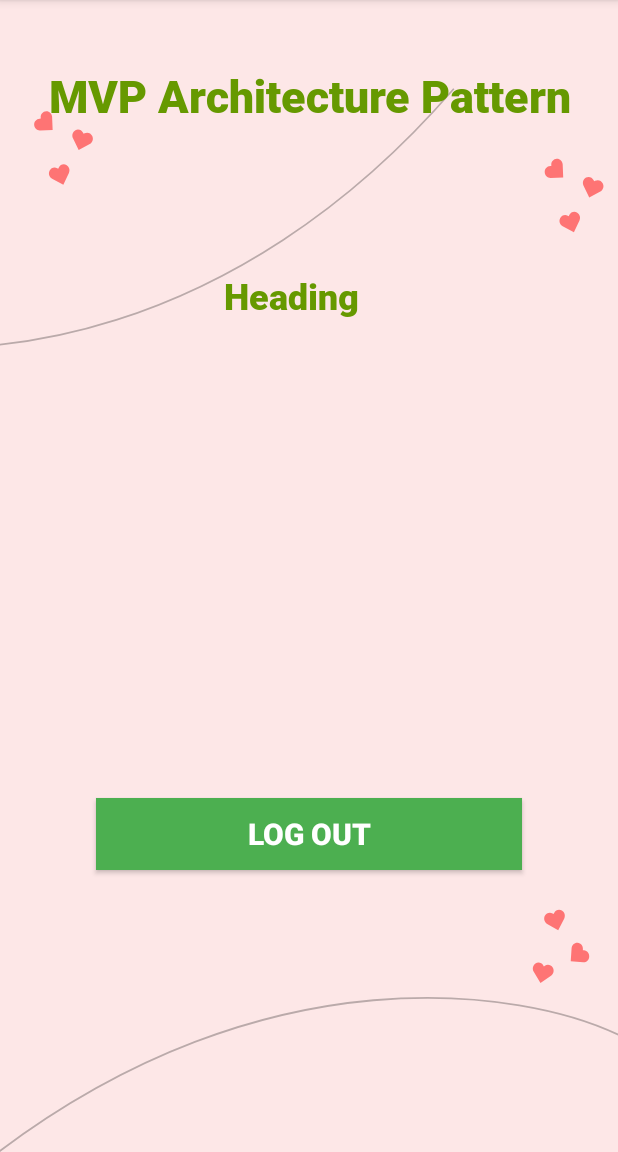
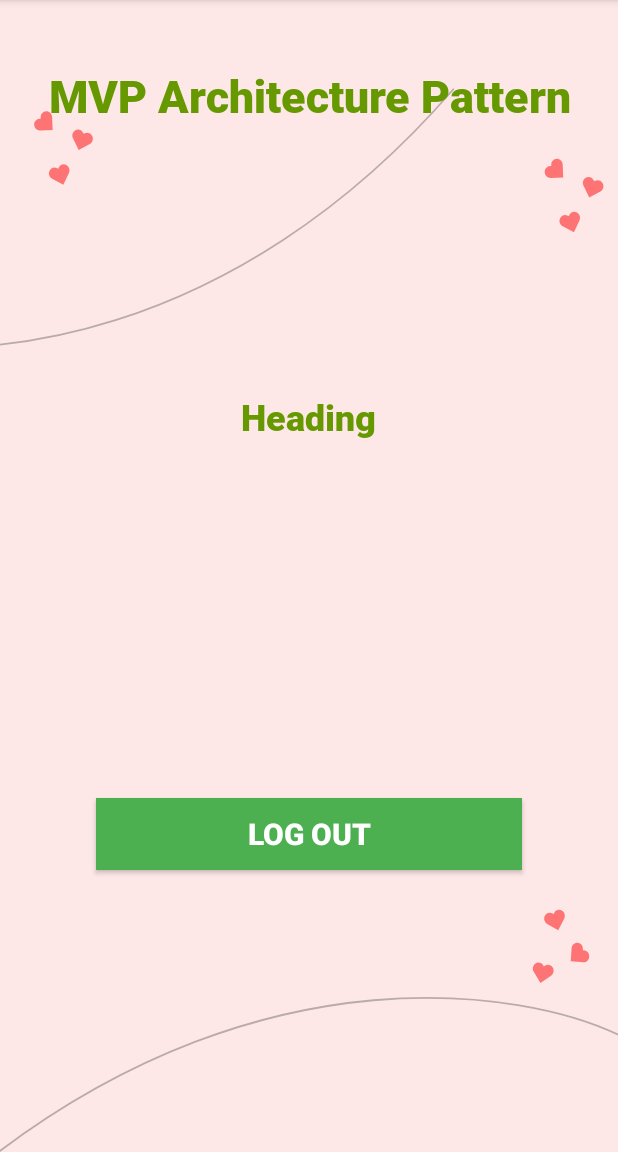
Before and after one commit to hiepchau/SE114_HealthCareApplication, an Android app: the screen it shows after launch once a user with an empty profile is signed in (HomeActivity), on a phone screen of 412 x 824 dp, the part 84-1236 px from its top. Run offline under Robolectric (Android 15) with nearby library versions, the phone set to English and light mode, and no system bars; our stand-ins replace Firebase (no records; nobody signed in at launch, a user with empty details on screens opened directly).

Commit message:
Update step counter

```diff
--- a/app/src/main/AndroidManifest.xml
+++ b/app/src/main/AndroidManifest.xml
@@ -23,5 +23,5 @@
                 android:exported="true">
         </activity>
     </application>
-
+    <uses-permission android:name="android.permission.ACTIVITY_RECOGNITION"/>
 </manifest>
--- a/app/src/main/java/com/example/se114_healthcareapplication/HomeActivity.java
+++ b/app/src/main/java/com/example/se114_healthcareapplication/HomeActivity.java
@@ -1,17 +1,24 @@
 package com.example.se114_healthcareapplication;
 
+import android.content.Context;
 import android.content.Intent;
+import android.hardware.Sensor;
+import android.hardware.SensorEvent;
+import android.hardware.SensorEventListener;
+import android.hardware.SensorManager;
 import android.view.View;
 import android.widget.Button;
 import android.widget.TextView;
+import android.widget.Toast;
 import androidx.appcompat.app.AppCompatActivity;
 import android.os.Bundle;
 import com.google.firebase.auth.FirebaseAuth;
+import org.w3c.dom.Text;
 
-public class HomeActivity extends AppCompatActivity  {
+public class HomeActivity extends AppCompatActivity implements SensorEventListener {
 
-
-
+    private SensorManager sensorManager;
+    TextView textView1;
     @Override
     protected void onCreate(Bundle savedInstanceState) {
         super.onCreate(savedInstanceState);
@@ -19,6 +26,8 @@ public class HomeActivity extends AppCompatActivity  {
 
         Button btn = findViewById(R.id.button);
         TextView textView = findViewById(R.id.textView);
+        textView1 = findViewById(R.id.textView2);
+        sensorManager = (SensorManager) getSystemService(Context.SENSOR_SERVICE);
         btn.setOnClickListener(new View.OnClickListener() {
             @Override
             public void onClick(View view) {
@@ -30,4 +39,26 @@ public class HomeActivity extends AppCompatActivity  {
         textView.setText(FirebaseAuth.getInstance().getCurrentUser().getEmail());
     }
 
+    @Override
+    protected void onResume() {
+        super.onResume();
+        Sensor stepCounter = sensorManager.getDefaultSensor(Sensor.TYPE_STEP_COUNTER);
+        if(stepCounter == null){
+            Toast.makeText(this,"No senesor found",Toast.LENGTH_SHORT).show();
+        }
+        else {
+            sensorManager.registerListener(this,stepCounter,SensorManager.SENSOR_DELAY_UI);
+        }
+    }
+
+    @Override
+    public void onSensorChanged(SensorEvent sensorEvent) {
+        int count = (int) sensorEvent.values[0];
+        textView1.setText(count);
+    }
+
+    @Override
+    public void onAccuracyChanged(Sensor sensor, int i) {
+
+    }
 }
--- a/app/src/main/java/com/example/se114_healthcareapplication/presenter/AuthenticatePresenter.java
+++ b/app/src/main/java/com/example/se114_healthcareapplication/presenter/AuthenticatePresenter.java
@@ -200,7 +200,7 @@ public class AuthenticatePresenter extends PresenterBase implements IPresenter {
             if(auth.getCurrentUser().isEmailVerified()) {
                 Intent intent = new Intent(_view.getAppActivity(), HomeActivity.class);
                 intent.putExtra("session", auth.getCurrentUser().getUid());
-                Toast.makeText(_view.getAppActivity(), "Login successfully", Toast.LENGTH_SHORT).show();
+
                 _view.StartNewActivity(intent);
                 _view.getAppActivity().finish();
             }
--- a/app/src/main/res/layout/activity_home.xml
+++ b/app/src/main/res/layout/activity_home.xml
@@ -41,10 +41,10 @@
             android:textStyle="bold"
             app:layout_constraintBottom_toTopOf="@+id/button"
             app:layout_constraintEnd_toEndOf="parent"
-            app:layout_constraintHorizontal_bias="0.464"
+            app:layout_constraintHorizontal_bias="0.498"
             app:layout_constraintStart_toStartOf="parent"
             app:layout_constraintTop_toTopOf="parent"
-            app:layout_constraintVertical_bias="0.362"/>
+            app:layout_constraintVertical_bias="0.524"/>
     <TextView
             android:id="@+id/textView"
             android:layout_width="411dp"
```
